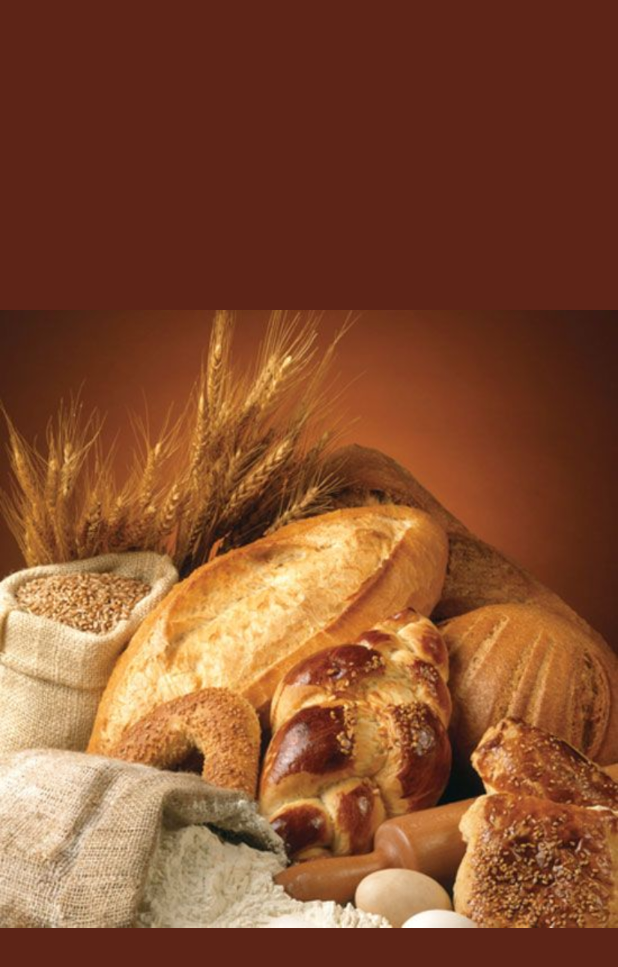
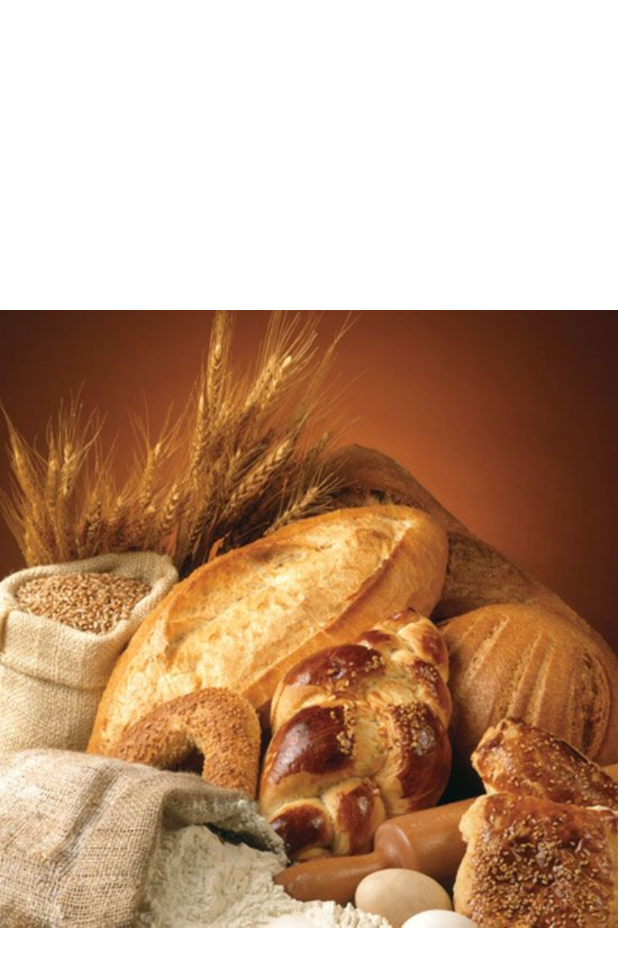
Before and after one commit to giul2016/Projeto-Padaria, an Android app: the SplashActivity screen opened directly, with no data from a screen before it, on a phone screen of 412 x 824 dp. Shown: the top 967 px of the screen. Run offline under Robolectric (Android 15) with nearby library versions, the phone set to English and light mode, and no system bars.

Commit message:
Novas fotos categoria pães.

```diff
--- a/app/src/main/res/layout/activity_splash.xml
+++ b/app/src/main/res/layout/activity_splash.xml
@@ -4,7 +4,7 @@
     xmlns:tools="http://schemas.android.com/tools"
     android:layout_width="match_parent"
     android:layout_height="match_parent"
-    android:background="@color/marrom1"
+    android:background="@color/white"
     tools:context=".SplashActivityNew">
     <ImageView
         android:id="@+id/imageView4"
```
Also changed, not shown: app/src/main/java/com/example/pizzaria/lisItens/ProductsListManager.kt (+14 -0 lines), app/src/main/res/drawable/paobanha.png (added), app/src/main/res/drawable/paobengala.png (added), app/src/main/res/drawable/paocaseiro.png (added), app/src/main/res/drawable/paofrances.png (added), app/src/main/res/drawable/paofrios.png (added), app/src/main/res/drawable/paointegral.png (added), app/src/main/res/drawable/paoitaliano.png (added), app/src/main/res/drawable/paomilho.png (added), app/src/main/res/drawable/paovcarteira.png (added).
